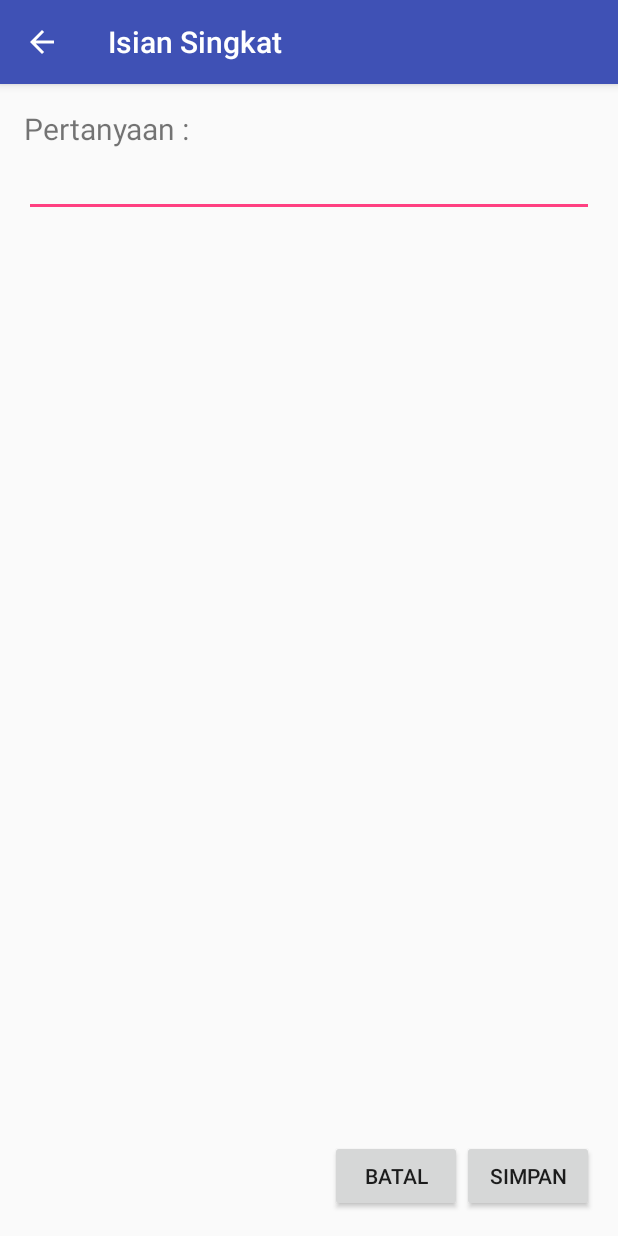
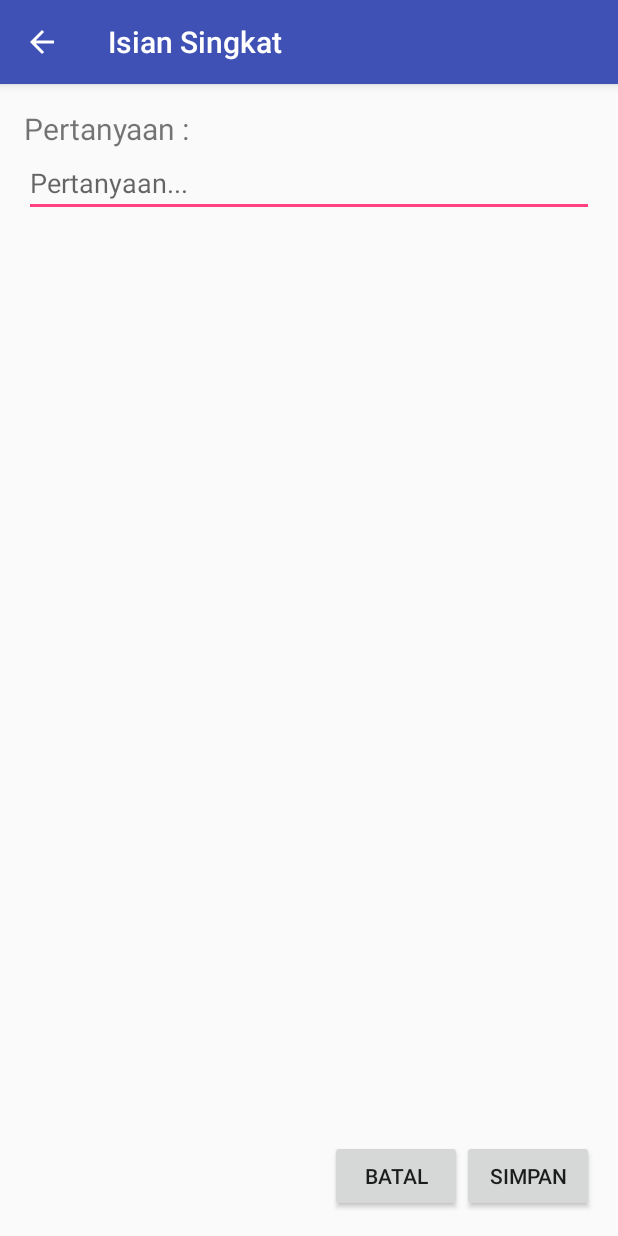
Before and after one commit to adreybr/OpiniUs, an Android app: the FormShortAnswerActivity screen opened directly, with no data from a screen before it, on a phone screen of 412 x 824 dp. Run offline under Robolectric (Android 15) with nearby library versions, the phone set to English and light mode, and no system bars.

Commit message:
- MERGE SUMARDI AND DANY

```diff
--- a/app/src/main/java/com/example/android/opinius/adapter/CustomListAdapter.java
+++ b/app/src/main/java/com/example/android/opinius/adapter/CustomListAdapter.java
@@ -9,7 +9,6 @@ import android.view.ViewGroup;
 import android.widget.ArrayAdapter;
 import android.widget.EditText;
 import android.widget.ImageView;
-import android.widget.TextView;
 
 import com.example.android.opinius.R;
 import com.example.android.opinius.database.model.question.Question;
@@ -50,7 +49,6 @@ public class CustomListAdapter extends ArrayAdapter<Question> {
 
         Question question = questionList.get(position);
         holder.optionView.setText(question.getQuestion());
-
         return v;
     }
 
--- /dev/null
+++ b/app/src/main/java/com/example/android/opinius/database/model/AnswerChoice.java
@@ -0,0 +1,4 @@
+package com.example.android.opinius.database.model;
+
+public class AnswerChoice {
+}
--- a/app/src/main/java/com/example/android/opinius/database/model/question/Question.java
+++ b/app/src/main/java/com/example/android/opinius/database/model/question/Question.java
@@ -17,6 +17,11 @@ public class Question {
     public static final String COLUMN_ANSWER_LIST = "answer_list";
     public static final String COLUMN_QUESTION_TYPE = "question_type";
     public static final String COLUMN_ANSWER = "answer";
+
+    public static final int TYPE_SHORT_ANSWER = 1;
+    public static final int TYPE_SINGLE_ANSWER = 2;
+    public static final int TYPE_MULTIPLE_ANSWER = 3;
+
 
     @Column(COLUMN_ID)
     private int id;
--- a/app/src/main/java/com/example/android/opinius/view/MainActivity.java
+++ b/app/src/main/java/com/example/android/opinius/view/MainActivity.java
@@ -1,12 +1,10 @@
 package com.example.android.opinius.view;
 
-import android.app.Activity;
 import android.content.DialogInterface;
 import android.content.Intent;
 import android.database.Cursor;
 import android.database.sqlite.SQLiteDatabase;
 import android.os.Bundle;
-import android.os.Parcelable;
 import android.support.v7.app.AlertDialog;
 import android.support.v7.app.AppCompatActivity;
 import android.view.LayoutInflater;
@@ -19,7 +17,6 @@ import android.widget.ListView;
 import android.widget.Toast;
 
 import com.example.android.opinius.R;
-import com.example.android.opinius.database.model.SurveyContract;
 import com.example.android.opinius.database.SurveyDBHelper;
 import com.example.android.opinius.database.model.question.Question;
 
--- a/app/src/main/java/com/example/android/opinius/view/questionForm/FormShortAnswerActivity.java
+++ b/app/src/main/java/com/example/android/opinius/view/questionForm/FormShortAnswerActivity.java
@@ -1,19 +1,19 @@
 package com.example.android.opinius.view.questionForm;
 
 import android.content.Intent;
-import android.database.sqlite.SQLiteDatabase;
 import android.os.Bundle;
 import android.support.v7.app.AppCompatActivity;
+import android.util.Log;
 import android.view.View;
 import android.widget.EditText;
 
 import com.example.android.opinius.R;
 import com.example.android.opinius.database.SurveyDBHelper;
+import com.example.android.opinius.database.model.question.Question;
 import com.example.android.opinius.view.QuestionList;
 
 public class FormShortAnswerActivity extends AppCompatActivity {
     private SurveyDBHelper mHelper;
-    private SQLiteDatabase mDB;
     private String mJudulSurvey;
     private EditText mQuestionContent;
     public static final String JUDUL_SURVEY = "com.example.android.opinius.extra.JUDUL_SURVEY";
@@ -24,12 +24,10 @@ public class FormShortAnswerActivity extends AppCompatActivity {
         setContentView(R.layout.activity_form_short_answer);
 
         Intent intent = getIntent();
-        mJudulSurvey = intent.getStringExtra(QuestionList.JUDUL_SURVEY);
-
-        mQuestionContent = findViewById(R.id.question_content);
+        mJudulSurvey = intent.getStringExtra("JUDUL");
+        mQuestionContent = findViewById(R.id.question_content_short);
 
     }
-
 
     public void cancel(View view) {
         setResult(RESULT_CANCELED);
@@ -37,22 +35,25 @@ public class FormShortAnswerActivity extends AppCompatActivity {
     }
 
     public void save(View view) {
+        mHelper = new SurveyDBHelper(this);
 
-        mHelper = new SurveyDBHelper(this);
-        Long id = mHelper.insertQuestion(mJudulSurvey, mQuestionContent.getText().toString(), "", 1);
+        mQuestionContent = findViewById(R.id.question_content_short);
+        boolean validation = true;
 
-//        SQLiteDatabase db = mHelper.getWritableDatabase();
-//        ContentValues values = new ContentValues();
-//        values.put(Question.COLUMN_SURVEY_TITLE, mJudulSurvey);
-//        values.put(Question.COLUMN_QUESTION, mQuestionContent.getText().toString());
-//        db.insertWithOnConflict(SurveyContract.SurveyEntry.TABLE,
-//                null,
-//                values,
-//                SQLiteDatabase.CONFLICT_REPLACE);
-//        db.close();
-        Intent replyIntent = new Intent();
-        replyIntent.putExtra("questionID", id);
-        setResult(RESULT_OK, replyIntent);
-        finish();
+        if (mQuestionContent.getText().length() == 0) {
+            mQuestionContent.setError("Question is required!");
+            validation = false;
+        }
+
+        if (validation) {
+            String answerList = "";
+            Log.d("ANSWER_LIST", answerList);
+            mHelper = new SurveyDBHelper(this);
+            Long id = mHelper.insertQuestion(mJudulSurvey, mQuestionContent.getText().toString(), answerList, Question.TYPE_SINGLE_ANSWER);
+            Intent replyIntent = new Intent();
+            replyIntent.putExtra("questionID", id);
+            setResult(RESULT_OK, replyIntent);
+            finish();
+        }
     }
 }
--- a/app/src/main/res/layout/activity_form_short_answer.xml
+++ b/app/src/main/res/layout/activity_form_short_answer.xml
@@ -8,20 +8,25 @@
     tools:context=".view.questionForm.FormShortAnswerActivity">
 
     <TextView
-        android:id="@+id/question_title"
+        android:id="@+id/question_title_short"
         android:layout_width="wrap_content"
         android:layout_height="wrap_content"
+        android:layout_alignParentLeft="true"
+        android:layout_alignParentStart="true"
+        android:layout_alignParentTop="true"
         android:text="@string/pertanyaan"
         android:textSize="@dimen/titleSize" />
 
     <EditText
-        android:id="@+id/question_content"
+        android:id="@+id/question_content_short"
         android:layout_width="match_parent"
         android:layout_height="wrap_content"
-        android:layout_below="@+id/question_title" />
+        android:layout_below="@+id/question_title_short"
+        android:hint="@string/question_hint"
+        android:inputType="text" />
 
     <Button
-        android:id="@+id/button_save"
+        android:id="@+id/button_save_short"
         android:layout_width="wrap_content"
         android:layout_height="wrap_content"
         android:layout_alignParentBottom="true"
@@ -31,12 +36,12 @@
         android:text="@string/button_save" />
 
     <Button
-        android:id="@+id/button_cancel"
+        android:id="@+id/button_cancel_short"
         android:layout_width="wrap_content"
         android:layout_height="wrap_content"
         android:layout_alignParentBottom="true"
-        android:layout_toLeftOf="@id/button_save"
-        android:layout_toStartOf="@id/button_save"
+        android:layout_toLeftOf="@id/button_save_short"
+        android:layout_toStartOf="@id/button_save_short"
         android:onClick="cancel"
         android:text="@string/button_cancel" />
 
--- a/app/src/main/res/layout/activity_main.xml
+++ b/app/src/main/res/layout/activity_main.xml
@@ -10,11 +10,6 @@
     android:layout_marginTop="@dimen/margin_default"
     tools:context="com.example.android.opinius.view.MainActivity">
 
-    <!--<android.support.v7.widget.RecyclerView-->
-    <!--android:id="@+id/recyclerview"-->
-    <!--android:layout_width="match_parent"-->
-    <!--android:layout_height="match_parent" />-->
-
     <ListView
         android:id="@+id/list_survey"
         android:layout_width="match_parent"
```
Also changed, not shown: app/src/main/java/com/example/android/opinius/adapter/CheckBoxAdapter.java (added, +55 -0 lines), app/src/main/java/com/example/android/opinius/database/SurveyDBHelper.java (+1 -17 lines), app/src/main/java/com/example/android/opinius/database/model/SurveyContract.java (deleted, +0 -16 lines), app/src/main/java/com/example/android/opinius/view/QuestionList.java (+7 -38 lines), app/src/main/java/com/example/android/opinius/view/questionForm/FormMultipleAnswerActivity.java (+42 -29 lines), app/src/main/java/com/example/android/opinius/view/questionForm/FormSingleAnswerActivity.java (+6 -4 lines), app/src/main/res/layout/activity_form_multiple_answer.xml (+12 -12 lines), app/src/main/res/layout/checkbox_item.xml (+6 -12 lines).
